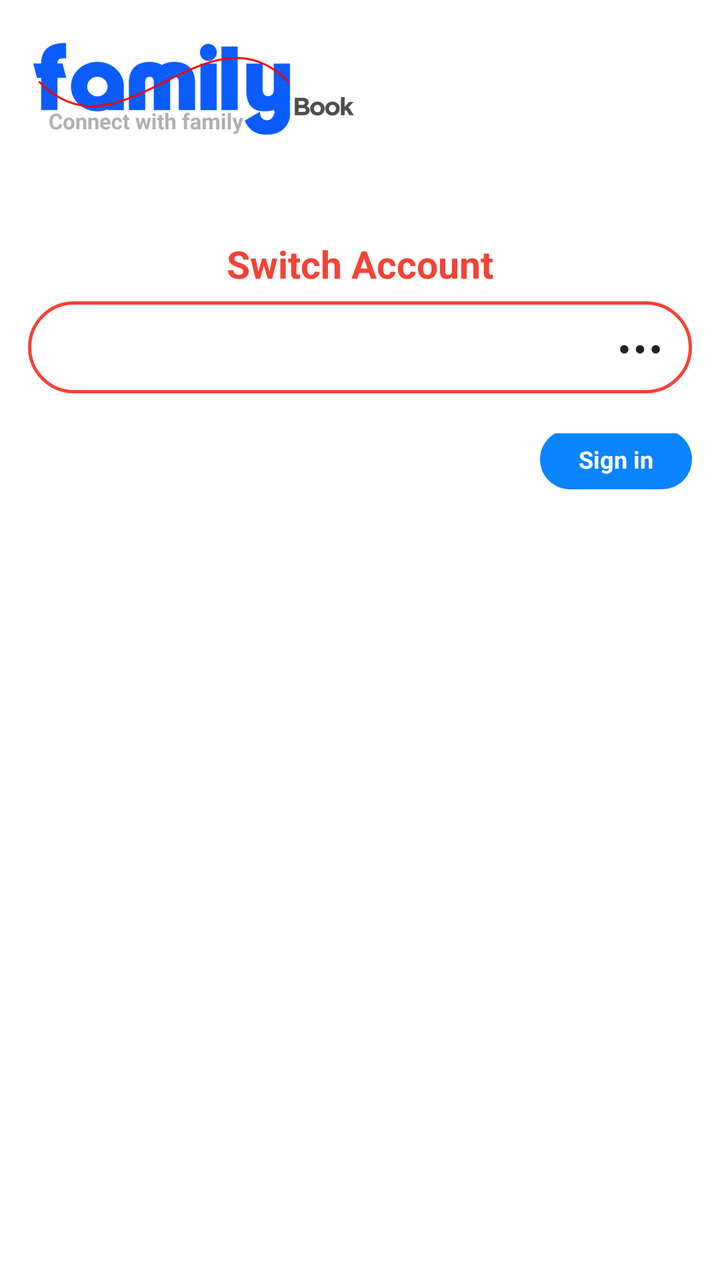
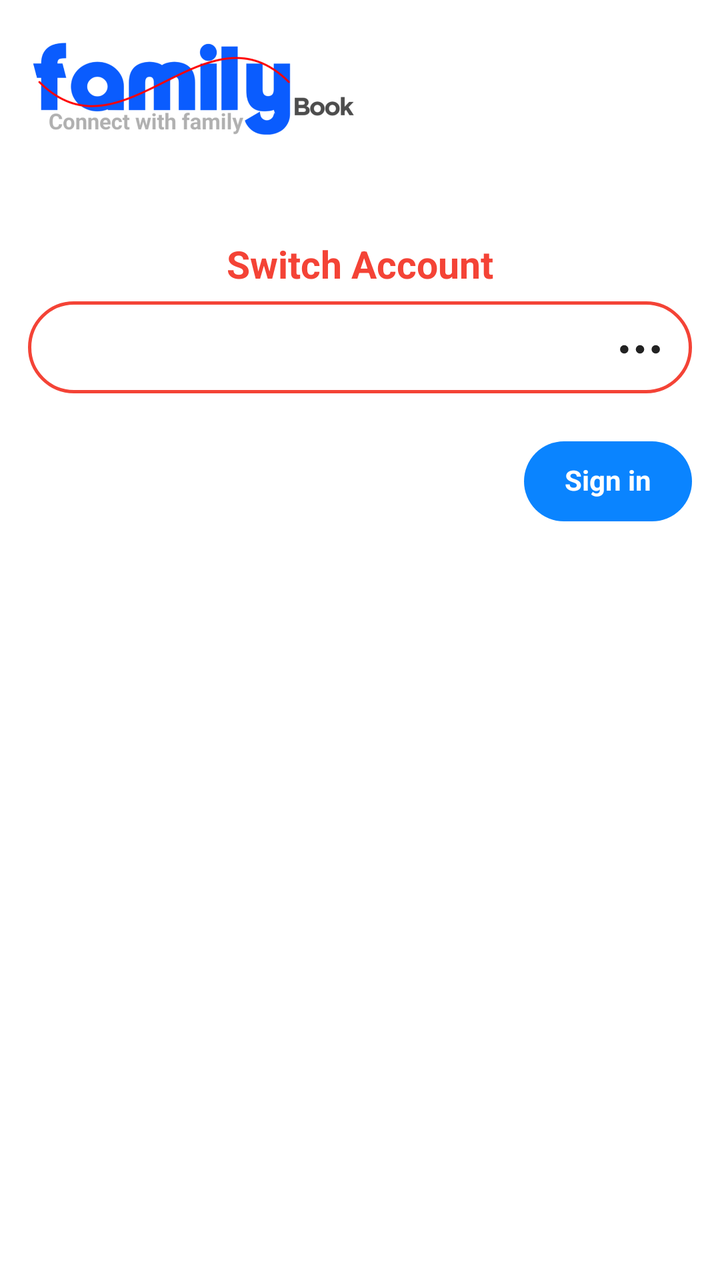

Compare the two renders of this Android layout. The source of the first and the diff that turns it into the second are given below.
<!-- AndroidManifest.xml: application theme Theme.AppCompat.Light.NoActionBar -->
<!-- res/layout/activity_switch_account.xml -->
<?xml version="1.0" encoding="utf-8"?>
<FrameLayout xmlns:android="http://schemas.android.com/apk/res/android"
    android:layout_width="match_parent"
    android:layout_height="match_parent"
    android:background="#FFFFFF">

    <ScrollView
        android:layout_width="match_parent"
        android:layout_height="match_parent"
        android:fillViewport="true">

        <LinearLayout
            android:layout_width="match_parent"
            android:layout_height="wrap_content"
            android:orientation="vertical"
            android:padding="14dp">

            
            <ImageView
                android:id="@+id/imgSwLogo"
                android:layout_width="wrap_content"
                android:layout_height="52dp"
                android:layout_marginTop="4dp"
                android:adjustViewBounds="true"
                android:scaleType="fitStart"
                android:src="@drawable/ic_family_header" />

            
            <TextView
                android:id="@+id/tvSwIntro"
                android:layout_width="match_parent"
                android:layout_height="wrap_content"
                android:layout_marginTop="16dp"
                android:lineSpacingExtra="0dp"
                android:textColor="#8E8E8E"
                android:textSize="14sp" />

            
            <TextView
                android:layout_width="wrap_content"
                android:layout_height="wrap_content"
                android:layout_gravity="center_horizontal"
                android:layout_marginTop="14dp"
                android:text="Switch Account"
                android:textColor="#F44336"
                android:textSize="19sp"
                android:textStyle="bold" />

            
            <FrameLayout
                android:layout_width="match_parent"
                android:layout_height="wrap_content"
                android:layout_marginTop="6dp"
                android:background="@drawable/bg_sw_container">

                <LinearLayout
                    android:layout_width="match_parent"
                    android:layout_height="wrap_content"
                    android:orientation="vertical"
                    android:paddingBottom="14dp"
                    android:paddingEnd="8dp"
                    android:paddingStart="8dp"
                    android:paddingTop="32dp">

                    <LinearLayout
                        android:id="@+id/cardList"
                        android:layout_width="match_parent"
                        android:layout_height="wrap_content"
                        android:orientation="vertical" />
                </LinearLayout>

                
                <ImageView
                    android:id="@+id/btnSwDots"
                    android:layout_width="40dp"
                    android:layout_height="40dp"
                    android:layout_gravity="top|end"
                    android:layout_marginEnd="6dp"
                    android:layout_marginTop="4dp"
                    android:background="?attr/selectableItemBackgroundBorderless"
                    android:clickable="true"
                    android:contentDescription="Menu"
                    android:focusable="true"
                    android:padding="6dp"
                    android:src="@drawable/ic_sw_dots" />
            </FrameLayout>

            
            <LinearLayout
                android:layout_width="match_parent"
                android:layout_height="wrap_content"
                android:layout_marginTop="20dp"
                android:gravity="bottom"
                android:orientation="horizontal">

                <TextView
                    android:id="@+id/tvSwBottom"
                    android:layout_width="0dp"
                    android:layout_height="wrap_content"
                    android:layout_weight="1"
                    android:textColor="#8E8E8E"
                    android:textSize="15sp" />

                <TextView
                    android:id="@+id/btnSwSignIn"
                    android:layout_width="76dp"
                    android:layout_height="30dp"
                    android:layout_marginBottom="2dp"
                    android:layout_marginStart="4dp"
                    android:background="@drawable/bg_sw_signin"
                    android:clickable="true"
                    android:focusable="true"
                    android:gravity="center"
                    android:text="Sign in"
                    android:textColor="#FFFFFF"
                    android:textSize="12sp"
                    android:textStyle="bold" />
            </LinearLayout>
        </LinearLayout>
    </ScrollView>

    
    <FrameLayout
        android:id="@+id/swLoading"
        android:layout_width="match_parent"
        android:layout_height="match_parent"
        android:background="#99FFFFFF"
        android:clickable="true"
        android:focusable="true"
        android:visibility="gone">

        <ProgressBar
            android:layout_width="48dp"
            android:layout_height="48dp"
            android:layout_gravity="center" />
    </FrameLayout>
</FrameLayout>
<!-- resources referenced by this layout -->
<resources>
  <!-- drawable bg_sw_container (drawable) -->
  <?xml version="1.0" encoding="utf-8"?>
  <shape xmlns:android="http://schemas.android.com/apk/res/android" android:shape="rectangle">
      <solid android:color="#FFFFFF" />
      <stroke android:width="1.5dp" android:color="#F44336" />
      <corners android:radius="28dp" />
  </shape>
  <!-- drawable bg_sw_signin (drawable) -->
  <?xml version="1.0" encoding="utf-8"?>
  <shape xmlns:android="http://schemas.android.com/apk/res/android" android:shape="rectangle">
      <solid android:color="#0A84FF" />
      <corners android:radius="24dp" />
  </shape>
  <!-- drawable ic_family_header: png bitmap (drawable-nodpi, 62400 bytes) -->
  <!-- drawable ic_sw_dots (drawable) -->
  <?xml version="1.0" encoding="utf-8"?>
  <vector xmlns:android="http://schemas.android.com/apk/res/android"
      android:width="32dp"
      android:height="32dp"
      android:viewportWidth="32"
      android:viewportHeight="32">
      <path android:fillColor="#222222"
          android:pathData="M7,16m-2.4,0a2.4,2.4 0,1 1,4.8 0a2.4,2.4 0,1 1,-4.8 0" />
      <path android:fillColor="#222222"
          android:pathData="M16,16m-2.4,0a2.4,2.4 0,1 1,4.8 0a2.4,2.4 0,1 1,-4.8 0" />
      <path android:fillColor="#222222"
          android:pathData="M25,16m-2.4,0a2.4,2.4 0,1 1,4.8 0a2.4,2.4 0,1 1,-4.8 0" />
  </vector>
</resources>

<!-- the commit's change to res/layout/activity_switch_account.xml (unified diff, before → after) -->
@@ -13,7 +13,10 @@
             android:layout_width="match_parent"
             android:layout_height="wrap_content"
             android:orientation="vertical"
-            android:padding="14dp">
+            android:paddingBottom="40dp"
+            android:paddingEnd="14dp"
+            android:paddingStart="14dp"
+            android:paddingTop="14dp">
 
             
             <ImageView
@@ -90,7 +93,7 @@
                 android:layout_width="match_parent"
                 android:layout_height="wrap_content"
                 android:layout_marginTop="20dp"
-                android:gravity="bottom"
+                android:gravity="center_vertical"
                 android:orientation="horizontal">
 
                 <TextView
@@ -103,17 +106,25 @@
 
                 <TextView
                     android:id="@+id/btnSwSignIn"
-                    android:layout_width="76dp"
-                    android:layout_height="30dp"
-                    android:layout_marginBottom="2dp"
-                    android:layout_marginStart="4dp"
+                    android:layout_width="wrap_content"
+                    android:layout_height="wrap_content"
+                    android:layout_marginBottom="4dp"
+                    android:layout_marginStart="8dp"
+                    android:layout_marginTop="4dp"
                     android:background="@drawable/bg_sw_signin"
                     android:clickable="true"
                     android:focusable="true"
                     android:gravity="center"
+                    android:includeFontPadding="false"
+                    android:minHeight="40dp"
+                    android:minWidth="84dp"
+                    android:paddingBottom="9dp"
+                    android:paddingEnd="18dp"
+                    android:paddingStart="18dp"
+                    android:paddingTop="9dp"
                     android:text="Sign in"
                     android:textColor="#FFFFFF"
-                    android:textSize="12sp"
+                    android:textSize="14sp"
                     android:textStyle="bold" />
             </LinearLayout>
         </LinearLayout>
